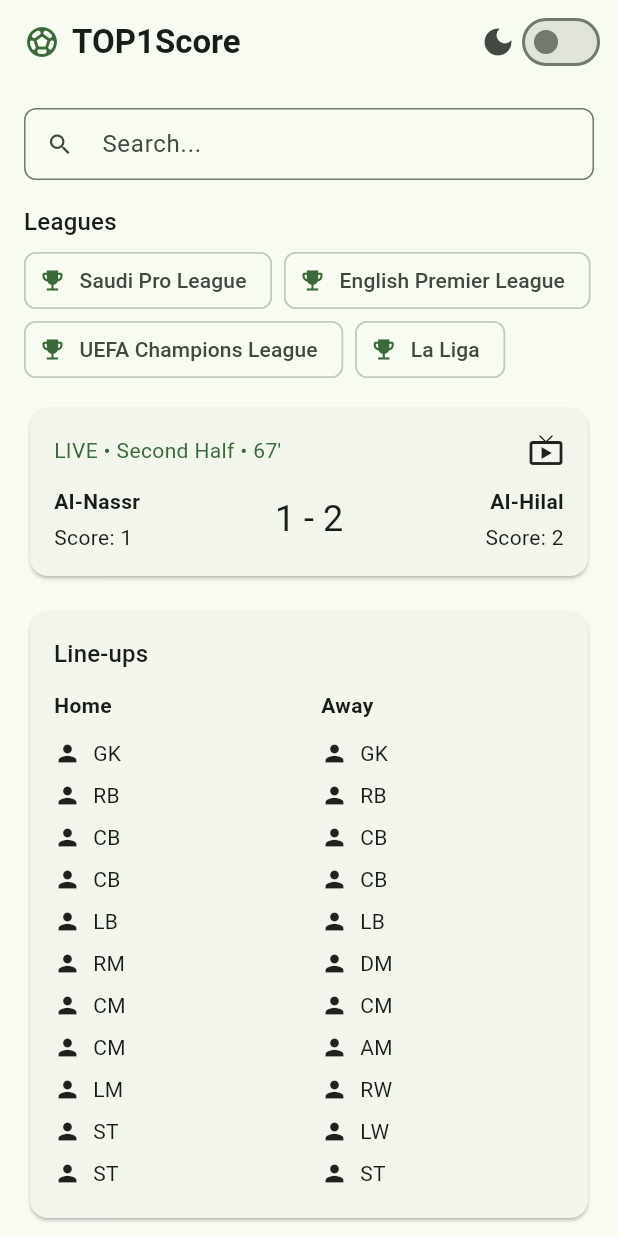
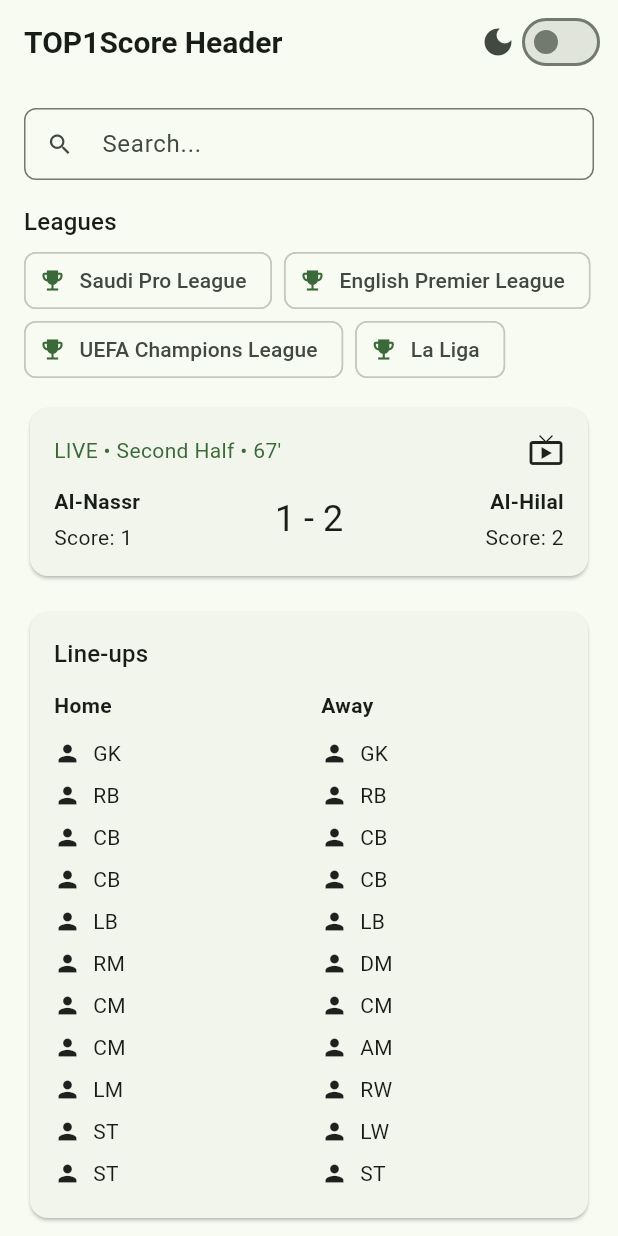
Before and after one commit to aaaa110778-web/top1, a Flutter app: the screen it shows after launch, on a phone screen of 412 x 824 dp. Run offline on Flutter 3.47's test engine with Material 3 defaults, Android fonts, the phone set to English and light mode, and no system bars.

Commit message:
Update header.dart

```diff
--- a/lib/widgets/header.dart
+++ b/lib/widgets/header.dart
@@ -5,19 +5,9 @@
 
   @override
   Widget build(BuildContext context) {
-    final scheme = Theme.of(context).colorScheme;
-    return Row(
-      mainAxisSize: MainAxisSize.min,
-      children: [
-        Icon(Icons.sports_soccer, color: scheme.primary),
-        const SizedBox(width: 8),
-        Text(
-          'TOP1Score',
-          style: Theme.of(context).textTheme.titleLarge?.copyWith(
-                fontWeight: FontWeight.bold,
-              ),
-        ),
-      ],
+    return const Text(
+      "TOP1Score Header",
+      style: TextStyle(fontSize: 20, fontWeight: FontWeight.bold),
     );
   }
 }
```
